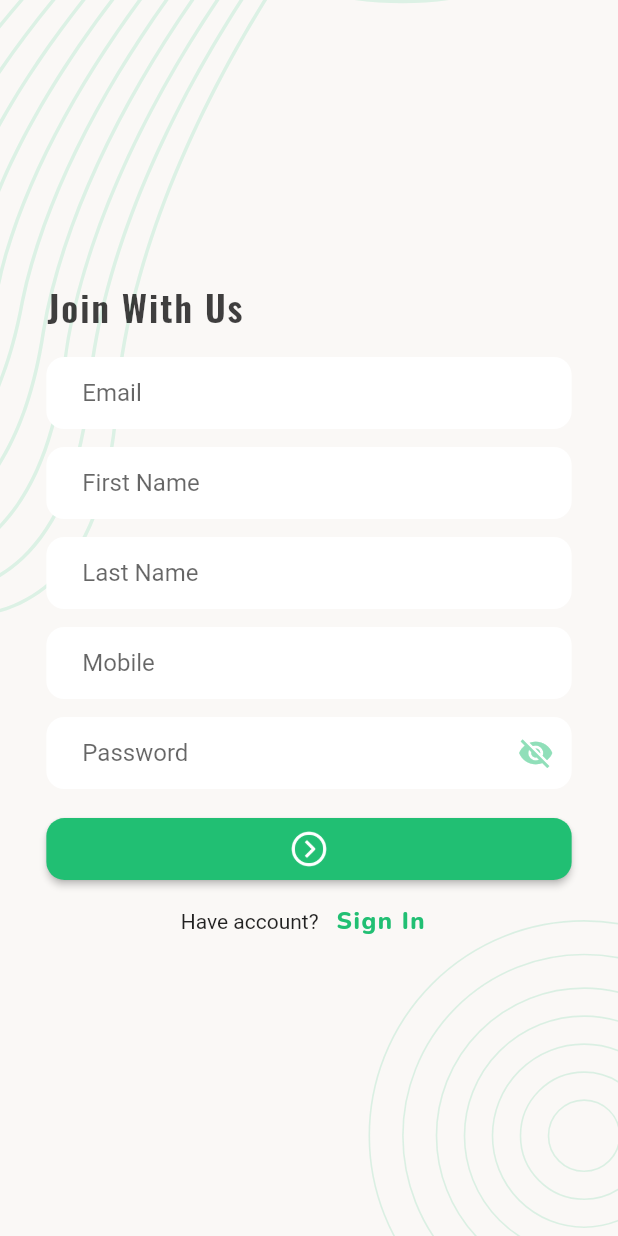
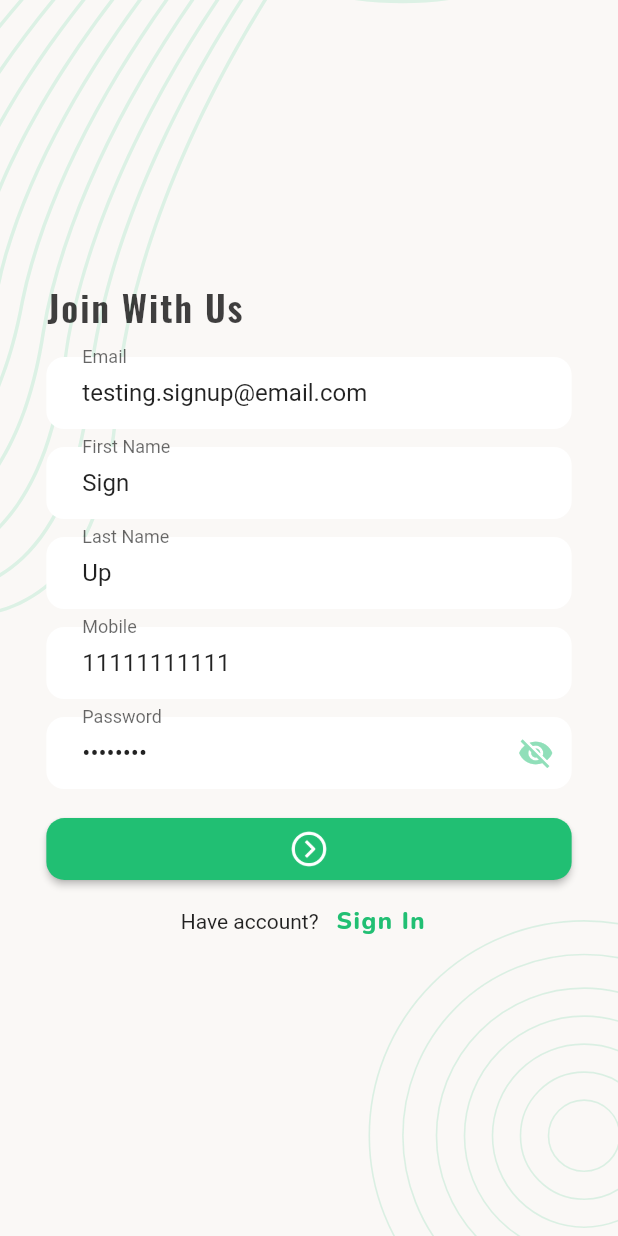
Before and after one commit to nbakh16/task_manager, a Flutter app: the SignupScreen screen opened directly, on a phone screen of 412 x 824 dp. Run offline on Flutter 3.47's test engine with Material 2 defaults, Android fonts, the phone set to English and light mode, and no system bars; our stand-ins replace flutter_svg, google_fonts, pin_code_fields, shared_preferences; accounts and stored records are empty.

Commit message:
fixed Signup

```diff
--- a/lib/data/services/network_caller.dart
+++ b/lib/data/services/network_caller.dart
@@ -29,7 +29,7 @@ class NetworkCaller {
     return NetworkResponse(false, -1, null);
   }
 
-  Future<NetworkResponse> postRequest(String url, Map<String, dynamic> body) async {
+  Future<NetworkResponse> postRequest(String url, Map<String, dynamic> body, {bool onLoginScreen = false}) async {
     try {
       Response response = await post(
         Uri.parse(url),
@@ -47,7 +47,7 @@ class NetworkCaller {
         return NetworkResponse(true, response.statusCode, jsonDecode(response.body));
       }
       else if(response.statusCode == 401) {
-        signOut();
+        if(!onLoginScreen) signOut();
       }
       else {
         return NetworkResponse(false, response.statusCode, null);
--- a/lib/ui/screen/login_screen.dart
+++ b/lib/ui/screen/login_screen.dart
@@ -43,7 +43,7 @@ class _LoginScreenState extends State<LoginScreen> {
       "email":_emailTEController.text.trim(),
       "password":_passwordTEController.text
     };
-    final NetworkResponse response = await NetworkCaller().postRequest(Urls.loginUrl, requestBody);
+    final NetworkResponse response = await NetworkCaller().postRequest(Urls.loginUrl, requestBody, onLoginScreen: true);
 
     _isLoading = false;
     if(mounted) {
--- a/lib/ui/screen/singup_screen.dart
+++ b/lib/ui/screen/singup_screen.dart
@@ -4,8 +4,8 @@ import 'package:flutter/material.dart';
 import 'package:task_manager/data/models/network_response.dart';
 import 'package:task_manager/data/services/network_caller.dart';
 import 'package:task_manager/data/utils/auth_utility.dart';
-import 'package:task_manager/ui/screen/bottom_nav_base.dart';
 import 'package:task_manager/data/utils/colors.dart';
+import 'package:task_manager/ui/screen/login_screen.dart';
 
 import '../../data/models/login_model.dart';
 import '../../data/utils/urls.dart';
@@ -70,13 +70,13 @@ class _SignupScreenState extends State<SignupScreen> {
       ScaffoldMessenger.of(context).showSnackBar(const SnackBar(content: Text('Sign up successful!'),
         backgroundColor: mainColor,));
 
-      LoginModel loginModel = LoginModel.fromJson(response.body!);
-      await AuthUtility.saveUserInfo(loginModel);
+      // LoginModel loginModel = LoginModel.fromJson(response.body!);
+      // await AuthUtility.saveUserInfo(loginModel);
 
       if(mounted) {
         Navigator.pushAndRemoveUntil(
             context,
-            MaterialPageRoute(builder: (context) => const BottomNavBase()),
+            MaterialPageRoute(builder: (context) => const LoginScreen()),
                 (route) => false
         );
       }
@@ -90,6 +90,12 @@ class _SignupScreenState extends State<SignupScreen> {
 
   @override
   Widget build(BuildContext context) {
+    _emailTEController.text = 'testing.signup@email.com';
+    _firstNameTEController.text = 'Sign';
+    _lastNameTEController.text = 'Up';
+    _mobileTEController.text = '11111111111';
+    _passwordTEController.text = '12345678';
+
     return Scaffold(
         body: ScreenBackground(
           child: Form(
```
